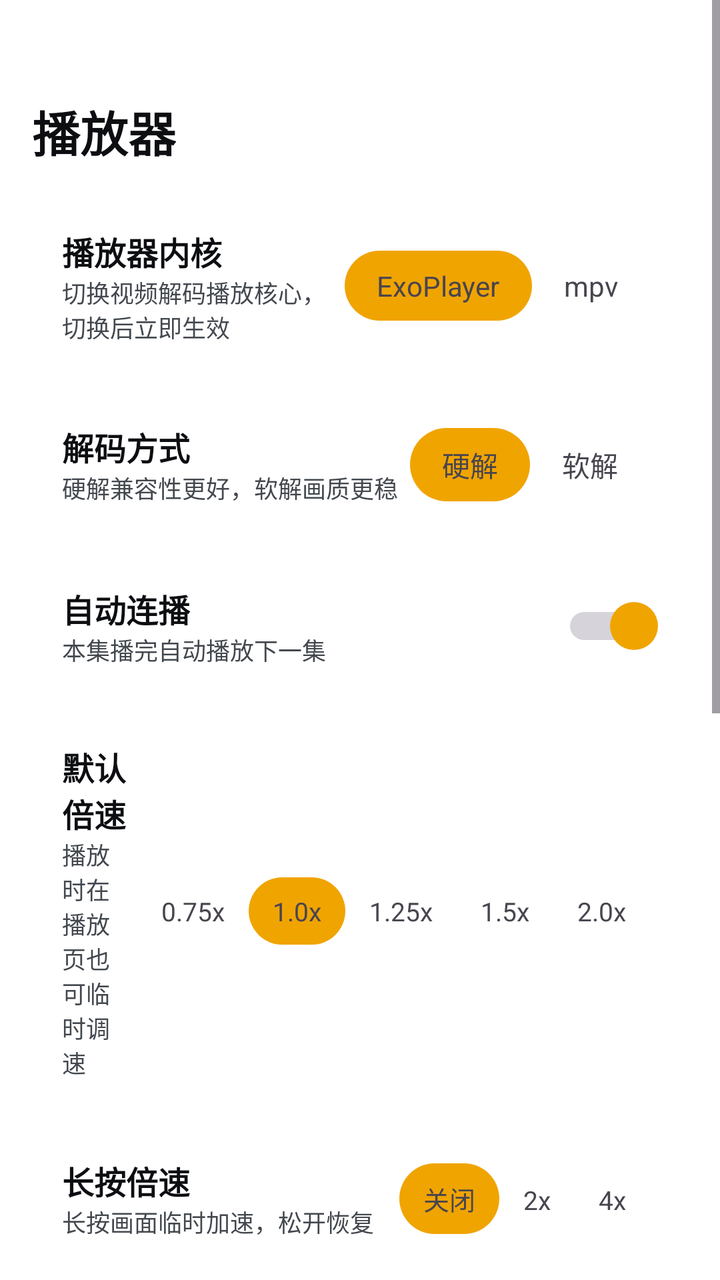
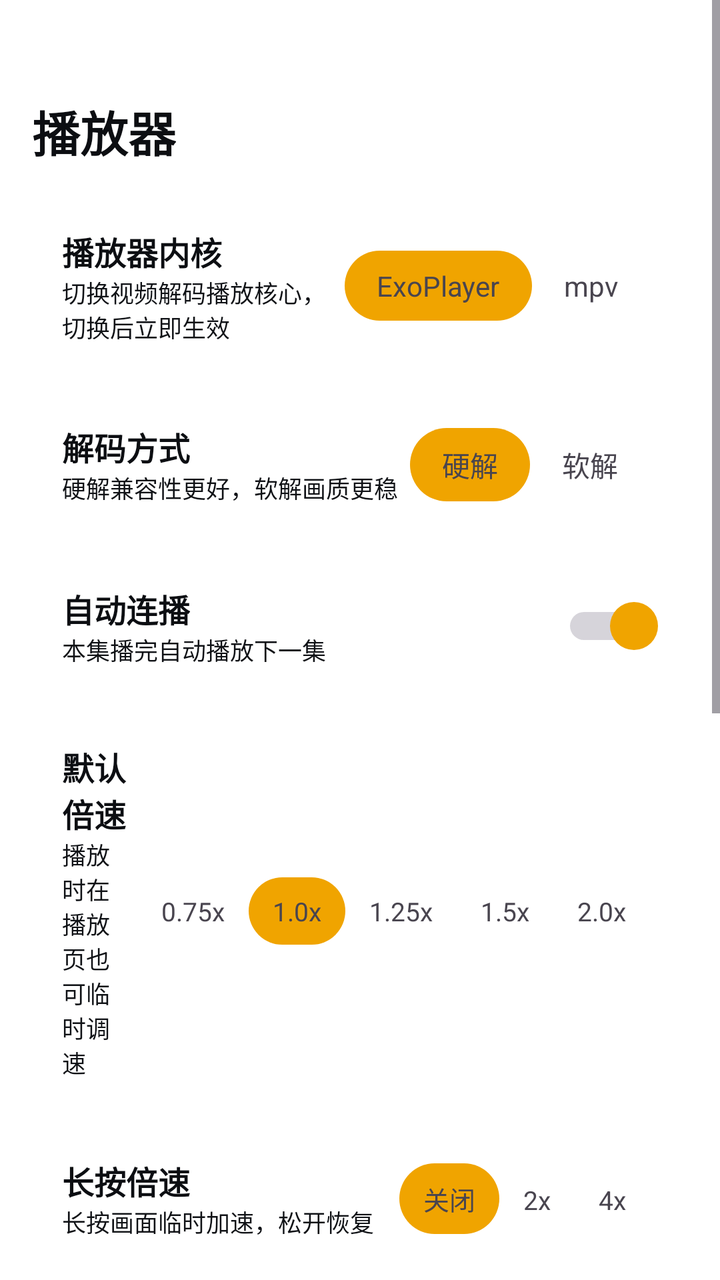

Two renders of the same Android screen: before a commit and after it. Below are the layout's source before the change and the commit's diff.
<!-- AndroidManifest.xml: another module's application theme Theme.App -->
<!-- res/layout/activity_player_settings.xml -->
<?xml version="1.0" encoding="utf-8"?>
<ScrollView xmlns:android="http://schemas.android.com/apk/res/android"
    android:layout_width="match_parent"
    android:layout_height="match_parent"
    android:fillViewport="true">
    <LinearLayout
        android:layout_width="match_parent"
        android:layout_height="wrap_content"
        android:orientation="vertical"
        android:paddingLeft="16dp"
        android:paddingRight="16dp"
        android:paddingTop="48dp"
        android:paddingBottom="16dp">
        <TextView
            android:layout_width="wrap_content"
            android:layout_height="wrap_content"
            android:text="播放器"
            android:textColor="#0C0E12"
            android:textSize="24sp"
            android:textStyle="bold"
            android:layout_marginBottom="16dp" />
        <LinearLayout
            android:layout_width="match_parent"
            android:layout_height="wrap_content"
            android:layout_marginBottom="8dp"
            android:background="@drawable/xc_setcard_v2"
            android:orientation="horizontal"
            android:padding="15dp"
            android:gravity="center_vertical">
            <LinearLayout
                android:layout_width="0dp"
                android:layout_height="wrap_content"
                android:layout_weight="1"
                android:orientation="vertical">
                <TextView
                    android:layout_width="wrap_content"
                    android:layout_height="wrap_content"
                    android:text="播放器内核"
                    android:textColor="#0C0E12"
                    android:textSize="16sp"
                    android:textStyle="bold" />
                <TextView
                    android:layout_width="wrap_content"
                    android:layout_height="wrap_content"
                    android:text="切换视频解码播放核心，切换后立即生效"
                    android:textColor="#43484F"
                    android:textSize="12sp" />
            </LinearLayout>
            <LinearLayout
                android:layout_width="wrap_content"
                android:layout_height="wrap_content"
                android:orientation="horizontal"
                android:background="@drawable/xc_seg_container" android:padding="4dp">
                <TextView android:id="@+id/kernel_exo" android:layout_width="wrap_content" android:layout_height="wrap_content" android:paddingLeft="16dp" android:paddingRight="16dp" android:paddingTop="8dp" android:paddingBottom="8dp" android:text="ExoPlayer" android:textSize="14sp" android:background="@drawable/xc_seg_selected" />
                <TextView android:id="@+id/kernel_mpv" android:layout_width="wrap_content" android:layout_height="wrap_content" android:paddingLeft="16dp" android:paddingRight="16dp" android:paddingTop="8dp" android:paddingBottom="8dp" android:text="mpv" android:textSize="14sp" />
            </LinearLayout>
        </LinearLayout>
        <LinearLayout
            android:layout_width="match_parent"
            android:layout_height="wrap_content"
            android:layout_marginBottom="8dp"
            android:background="@drawable/xc_setcard_v2"
            android:orientation="horizontal"
            android:padding="15dp"
            android:gravity="center_vertical">
            <LinearLayout
                android:layout_width="0dp"
                android:layout_height="wrap_content"
                android:layout_weight="1"
                android:orientation="vertical">
                <TextView
                    android:layout_width="wrap_content"
                    android:layout_height="wrap_content"
                    android:text="解码方式"
                    android:textColor="#0C0E12"
                    android:textSize="16sp"
                    android:textStyle="bold" />
                <TextView
                    android:layout_width="wrap_content"
                    android:layout_height="wrap_content"
                    android:text="硬解兼容性更好，软解画质更稳"
                    android:textColor="#43484F"
                    android:textSize="12sp" />
            </LinearLayout>
            <LinearLayout
                android:layout_width="wrap_content"
                android:layout_height="wrap_content"
                android:orientation="horizontal"
                android:background="@drawable/xc_seg_container" android:padding="4dp">
                <TextView android:id="@+id/decode_hard" android:layout_width="wrap_content" android:layout_height="wrap_content" android:paddingLeft="16dp" android:paddingRight="16dp" android:paddingTop="8dp" android:paddingBottom="8dp" android:text="硬解" android:textSize="14sp" android:background="@drawable/xc_seg_selected" />
                <TextView android:id="@+id/decode_soft" android:layout_width="wrap_content" android:layout_height="wrap_content" android:paddingLeft="16dp" android:paddingRight="16dp" android:paddingTop="8dp" android:paddingBottom="8dp" android:text="软解" android:textSize="14sp" />
            </LinearLayout>
        </LinearLayout>
        <LinearLayout
            android:id="@+id/card_autonext"
            android:layout_width="match_parent"
            android:layout_height="wrap_content"
            android:layout_marginBottom="8dp"
            android:background="@drawable/xc_setcard_v2"
            android:orientation="horizontal"
            android:padding="15dp"
            android:gravity="center_vertical"
            android:clickable="true"
            android:focusable="true">
            <LinearLayout
                android:layout_width="0dp"
                android:layout_height="wrap_content"
                android:layout_weight="1"
                android:orientation="vertical">
                <TextView
                    android:layout_width="wrap_content"
                    android:layout_height="wrap_content"
                    android:text="自动连播"
                    android:textColor="#0C0E12"
                    android:textSize="16sp"
                    android:textStyle="bold" />
                <TextView
                    android:layout_width="wrap_content"
                    android:layout_height="wrap_content"
                    android:text="本集播完自动播放下一集"
                    android:textColor="#43484F"
                    android:textSize="12sp" />
            </LinearLayout>
            <Switch android:id="@+id/switch_autonext" android:layout_width="wrap_content" android:layout_height="wrap_content" android:checked="true"  android:thumb="@drawable/xc_switch_thumb"/>
        </LinearLayout>
        <LinearLayout
            android:layout_width="match_parent"
            android:layout_height="wrap_content"
            android:layout_marginBottom="8dp"
            android:background="@drawable/xc_setcard_v2"
            android:orientation="horizontal"
            android:padding="15dp"
            android:gravity="center_vertical">
            <LinearLayout
                android:layout_width="0dp"
                android:layout_height="wrap_content"
                android:layout_weight="1"
                android:orientation="vertical">
                <TextView
                    android:layout_width="wrap_content"
                    android:layout_height="wrap_content"
                    android:text="默认倍速"
                    android:textColor="#0C0E12"
                    android:textSize="16sp"
                    android:textStyle="bold" />
                <TextView
                    android:layout_width="wrap_content"
                    android:layout_height="wrap_content"
                    android:text="播放时在播放页也可临时调速"
                    android:textColor="#43484F"
                    android:textSize="12sp" />
            </LinearLayout>
            <LinearLayout
                android:layout_width="wrap_content"
                android:layout_height="wrap_content"
                android:orientation="horizontal"
                android:background="@drawable/xc_seg_container" android:padding="4dp">
                <TextView android:id="@+id/speed_075" android:layout_width="wrap_content" android:layout_height="wrap_content" android:paddingLeft="12dp" android:paddingRight="12dp" android:paddingTop="8dp" android:paddingBottom="8dp" android:text="0.75x" android:textSize="13sp" />
                <TextView android:id="@+id/speed_100" android:layout_width="wrap_content" android:layout_height="wrap_content" android:paddingLeft="12dp" android:paddingRight="12dp" android:paddingTop="8dp" android:paddingBottom="8dp" android:text="1.0x" android:textSize="13sp" android:background="@drawable/xc_seg_selected" />
                <TextView android:id="@+id/speed_125" android:layout_width="wrap_content" android:layout_height="wrap_content" android:paddingLeft="12dp" android:paddingRight="12dp" android:paddingTop="8dp" android:paddingBottom="8dp" android:text="1.25x" android:textSize="13sp" />
                <TextView android:id="@+id/speed_150" android:layout_width="wrap_content" android:layout_height="wrap_content" android:paddingLeft="12dp" android:paddingRight="12dp" android:paddingTop="8dp" android:paddingBottom="8dp" android:text="1.5x" android:textSize="13sp" />
                <TextView android:id="@+id/speed_200" android:layout_width="wrap_content" android:layout_height="wrap_content" android:paddingLeft="12dp" android:paddingRight="12dp" android:paddingTop="8dp" android:paddingBottom="8dp" android:text="2.0x" android:textSize="13sp" />
            </LinearLayout>
        </LinearLayout>
        <LinearLayout
            android:layout_width="match_parent"
            android:layout_height="wrap_content"
            android:layout_marginBottom="8dp"
            android:background="@drawable/xc_setcard_v2"
            android:orientation="horizontal"
            android:padding="15dp"
            android:gravity="center_vertical">
            <LinearLayout
                android:layout_width="0dp"
                android:layout_height="wrap_content"
                android:layout_weight="1"
                android:orientation="vertical">
                <TextView
                    android:layout_width="wrap_content"
                    android:layout_height="wrap_content"
                    android:text="长按倍速"
                    android:textColor="#0C0E12"
                    android:textSize="16sp"
                    android:textStyle="bold" />
                <TextView
                    android:layout_width="wrap_content"
                    android:layout_height="wrap_content"
                    android:text="长按画面临时加速，松开恢复"
                    android:textColor="#43484F"
                    android:textSize="12sp" />
            </LinearLayout>
            <LinearLayout
                android:layout_width="wrap_content"
                android:layout_height="wrap_content"
                android:orientation="horizontal"
                android:background="@drawable/xc_seg_container" android:padding="4dp">
                <TextView android:id="@+id/lp_off" android:layout_width="wrap_content" android:layout_height="wrap_content" android:paddingLeft="12dp" android:paddingRight="12dp" android:paddingTop="8dp" android:paddingBottom="8dp" android:text="关闭" android:textSize="13sp" android:background="@drawable/xc_seg_selected" />
                <TextView android:id="@+id/lp_2x" android:layout_width="wrap_content" android:layout_height="wrap_content" android:paddingLeft="12dp" android:paddingRight="12dp" android:paddingTop="8dp" android:paddingBottom="8dp" android:text="2x" android:textSize="13sp" />
                <TextView android:id="@+id/lp_4x" android:layout_width="wrap_content" android:layout_height="wrap_content" android:paddingLeft="12dp" android:paddingRight="12dp" android:paddingTop="8dp" android:paddingBottom="8dp" android:text="4x" android:textSize="13sp" />
            </LinearLayout>
        </LinearLayout>
        <LinearLayout
            android:layout_width="match_parent"
            android:layout_height="wrap_content"
            android:layout_marginBottom="8dp"
            android:background="@drawable/xc_setcard_v2"
            android:orientation="horizontal"
            android:padding="15dp"
            android:gravity="center_vertical">
            <LinearLayout
                android:layout_width="0dp"
                android:layout_height="wrap_content"
                android:layout_weight="1"
                android:orientation="vertical">
                <TextView
                    android:layout_width="wrap_content"
                    android:layout_height="wrap_content"
                    android:text="后台与画中画"
                    android:textColor="#0C0E12"
                    android:textSize="16sp"
                    android:textStyle="bold" />
                <TextView
                    android:layout_width="wrap_content"
                    android:layout_height="wrap_content"
                    android:text="切后台时保持播放或小窗"
                    android:textColor="#43484F"
                    android:textSize="12sp" />
            </LinearLayout>
            <LinearLayout
                android:layout_width="wrap_content"
                android:layout_height="wrap_content"
                android:orientation="horizontal"
                android:background="@drawable/xc_seg_container" android:padding="4dp">
                <TextView android:id="@+id/bp_off" android:layout_width="wrap_content" android:layout_height="wrap_content" android:paddingLeft="12dp" android:paddingRight="12dp" android:paddingTop="8dp" android:paddingBottom="8dp" android:text="关闭" android:textSize="13sp" android:background="@drawable/xc_seg_selected" />
                <TextView android:id="@+id/bp_bg" android:layout_width="wrap_content" android:layout_height="wrap_content" android:paddingLeft="12dp" android:paddingRight="12dp" android:paddingTop="8dp" android:paddingBottom="8dp" android:text="后台播放" android:textSize="13sp" />
                <TextView android:id="@+id/bp_pip" android:layout_width="wrap_content" android:layout_height="wrap_content" android:paddingLeft="12dp" android:paddingRight="12dp" android:paddingTop="8dp" android:paddingBottom="8dp" android:text="画中画" android:textSize="13sp" />
            </LinearLayout>
        </LinearLayout>
        <LinearLayout
            android:id="@+id/card_danmu"
            android:layout_width="match_parent"
            android:layout_height="wrap_content"
            android:layout_marginBottom="8dp"
            android:background="@drawable/xc_setcard_v2"
            android:foreground="?attr/selectableItemBackground"
            android:orientation="horizontal"
            android:padding="15dp"
            android:gravity="center_vertical"
            android:clickable="true"
            android:focusable="true">
            <LinearLayout
                android:layout_width="0dp"
                android:layout_height="wrap_content"
                android:layout_weight="1"
                android:orientation="vertical">
                <TextView
                    android:layout_width="wrap_content"
                    android:layout_height="wrap_content"
                    android:text="弹幕设置"
                    android:textColor="#0C0E12"
                    android:textSize="16sp"
                    android:textStyle="bold" />
                <TextView
                    android:layout_width="wrap_content"
                    android:layout_height="wrap_content"
                    android:id="@+id/tv_danmu_status"
                    android:text="已开启"
                    android:textColor="#43484F"
                    android:textSize="12sp" />
            </LinearLayout>
            <ImageView android:layout_width="18dp" android:layout_height="18dp" android:src="@drawable/ic_chev_v2" />
        </LinearLayout>
        <LinearLayout
            android:id="@+id/card_subtitle"
            android:layout_width="match_parent"
            android:layout_height="wrap_content"
            android:layout_marginBottom="8dp"
            android:background="@drawable/xc_setcard_v2"
            android:foreground="?attr/selectableItemBackground"
            android:orientation="horizontal"
            android:padding="15dp"
            android:gravity="center_vertical"
            android:clickable="true"
            android:focusable="true">
            <LinearLayout
                android:layout_width="0dp"
                android:layout_height="wrap_content"
                android:layout_weight="1"
                android:orientation="vertical">
                <TextView
                    android:layout_width="wrap_content"
                    android:layout_height="wrap_content"
                    android:text="字幕设置"
                    android:textColor="#0C0E12"
                    android:textSize="16sp"
                    android:textStyle="bold" />
                <TextView
                    android:layout_width="wrap_content"
                    android:layout_height="wrap_content"
                    android:id="@+id/tv_subtitle_status"
                    android:text="已开启"
                    android:textColor="#43484F"
                    android:textSize="12sp" />
            </LinearLayout>
            <ImageView android:layout_width="18dp" android:layout_height="18dp" android:src="@drawable/ic_chev_v2" />
        </LinearLayout>
        <LinearLayout
            android:layout_width="match_parent"
            android:layout_height="wrap_content"
            android:layout_marginBottom="8dp"
            android:background="@drawable/xc_setcard_v2"
            android:orientation="vertical"
            android:padding="15dp">
            <TextView
                android:layout_width="wrap_content"
                android:layout_height="wrap_content"
                android:text="片头片尾"
                android:textColor="#0C0E12"
                android:textSize="16sp"
                android:textStyle="bold"
                android:layout_marginBottom="4dp" />
            <LinearLayout
                android:layout_width="match_parent"
                android:layout_height="wrap_content"
                android:orientation="horizontal"
                android:gravity="center_vertical"
                android:paddingTop="8dp"
                android:paddingBottom="8dp">
                <LinearLayout
                    android:layout_width="0dp"
                    android:layout_height="wrap_content"
                    android:layout_weight="1"
                    android:orientation="vertical">
                    <TextView
                        android:layout_width="wrap_content"
                        android:layout_height="wrap_content"
                        android:text="自动跳过"
                        android:textColor="#0C0E12"
                        android:textSize="15sp"
                        android:textStyle="bold" />
                    <TextView
                        android:layout_width="wrap_content"
                        android:layout_height="wrap_content"
                        android:text="自动跳过已标记的片头与片尾片段"
                        android:textColor="#43484F"
                        android:textSize="12sp" />
                </LinearLayout>
                <Switch android:id="@+id/switch_skip" android:layout_width="wrap_content" android:layout_height="wrap_content" android:checked="false" android:thumb="@drawable/xc_switch_thumb"/>
            </LinearLayout>
            <View
                android:layout_width="match_parent"
                android:layout_height="1dp"
                android:background="#10000000" />
            <LinearLayout
                android:layout_width="match_parent"
                android:layout_height="wrap_content"
                android:orientation="horizontal"
                android:gravity="center_vertical"
                android:paddingTop="8dp"
                android:paddingBottom="8dp">
                <LinearLayout
                    android:layout_width="0dp"
                    android:layout_height="wrap_content"
                    android:layout_weight="1"
                    android:orientation="vertical">
                    <TextView
                        android:layout_width="wrap_content"
                        android:layout_height="wrap_content"
                        android:text="显示片头按钮"
                        android:textColor="#0C0E12"
                        android:textSize="15sp"
                        android:textStyle="bold" />
                    <TextView
                        android:layout_width="wrap_content"
                        android:layout_height="wrap_content"
                        android:text="在播放器底部显示跳过片头按钮"
                        android:textColor="#43484F"
                        android:textSize="12sp" />
                </LinearLayout>
                <Switch android:id="@+id/switch_skip_opening" android:layout_width="wrap_content" android:layout_height="wrap_content" android:checked="true" android:thumb="@drawable/xc_switch_thumb"/>
            </LinearLayout>
            <View
                android:layout_width="match_parent"
                android:layout_height="1dp"
                android:background="#10000000" />
            <LinearLayout
                android:layout_width="match_parent"
                android:layout_height="wrap_content"
                android:orientation="horizontal"
                android:gravity="center_vertical"
                android:paddingTop="8dp"
                android:paddingBottom="8dp">
                <LinearLayout
                    android:layout_width="0dp"
                    android:layout_height="wrap_content"
                    android:layout_weight="1"
                    android:orientation="vertical">
                    <TextView
                        android:layout_width="wrap_content"
                        android:layout_height="wrap_content"
                        android:text="显示片尾按钮"
                        android:textColor="#0C0E12"
                        android:textSize="15sp"
                        android:textStyle="bold" />
                    <TextView
                        android:layout_width="wrap_content"
                        android:layout_height="wrap_content"
                        android:text="在播放器底部显示跳过片尾按钮"
                        android:textColor="#43484F"
                        android:textSize="12sp" />
                </LinearLayout>
                <Switch android:id="@+id/switch_skip_ending" android:layout_width="wrap_content" android:layout_height="wrap_content" android:checked="true" android:thumb="@drawable/xc_switch_thumb"/>
            </LinearLayout>
        </LinearLayout>
    </LinearLayout>
</ScrollView>
<!-- resources referenced by this layout -->
<resources>
  <!-- drawable ic_chev_v2 (drawable) -->
  <?xml version="1.0" encoding="utf-8"?>
  <vector xmlns:android="http://schemas.android.com/apk/res/android"
      android:width="18dp"
      android:height="18dp"
      android:viewportWidth="24"
      android:viewportHeight="24">
      <path
          android:fillColor="#2E3A4E"
          android:pathData="M9,6l6,6l-6,6" />
  </vector>
  <!-- drawable xc_seg_container (drawable) -->
  <?xml version="1.0" encoding="utf-8"?>
  <shape xmlns:android="http://schemas.android.com/apk/res/android" android:shape="rectangle">
      <corners android:radius="20dp" />
      <solid android:color="#FFFFFF" />
  </shape>
  <!-- drawable xc_seg_selected (drawable) -->
  <?xml version="1.0" encoding="utf-8"?>
  <shape xmlns:android="http://schemas.android.com/apk/res/android" android:shape="rectangle">
      <corners android:radius="20dp" />
      <solid android:color="#f0a400" />
  </shape>
  <!-- drawable xc_setcard_v2 (drawable) -->
  <?xml version="1.0" encoding="utf-8"?>
  <shape xmlns:android="http://schemas.android.com/apk/res/android" android:shape="rectangle">
      <corners android:radius="10dp" />
      <solid android:color="#57FFFFFF" />
      <stroke android:width="1dp" android:color="#61FFFFFF" />
  </shape>
  <!-- drawable xc_switch_thumb (drawable) -->
  <?xml version="1.0" encoding="utf-8"?>
  <selector xmlns:android="http://schemas.android.com/apk/res/android">
      <item android:state_checked="true">
          <shape android:shape="oval">
              <solid android:color="#f0a400" />
              <size android:width="24dp" android:height="24dp" />
          </shape>
      </item>
      <item>
          <shape android:shape="oval">
              <solid android:color="#FFFFFF" />
              <size android:width="24dp" android:height="24dp" />
          </shape>
      </item>
  </selector>
  <style name="Theme.App" parent="Theme.XingChen">
          <item name="android:windowDisablePreview">true</item>
          <item name="android:windowSplashScreenBackground">#000000</item>
          <item name="android:windowBackground">#000000</item>
      </style>
  <style name="Theme.XingChen" parent="Theme.Material3.DayNight.NoActionBar">
          <item name="android:windowBackground">@android:color/transparent</item>
                <item name="android:colorBackground">@android:color/transparent</item>
          <item name="colorPrimary">#f0a400</item>
          <item name="colorPrimaryVariant">#c07f00</item>
          <item name="colorOnPrimary">@android:color/white</item>
      </style>
</resources>

<!-- the commit's change to res/layout/activity_player_settings.xml (unified diff, before → after) -->
@@ -43,7 +43,7 @@
                     android:layout_width="wrap_content"
                     android:layout_height="wrap_content"
                     android:text="切换视频解码播放核心，切换后立即生效"
-                    android:textColor="#43484F"
+                    android:textColor="#101216"
                     android:textSize="12sp" />
             </LinearLayout>
             <LinearLayout
@@ -79,7 +79,7 @@
                     android:layout_width="wrap_content"
                     android:layout_height="wrap_content"
                     android:text="硬解兼容性更好，软解画质更稳"
-                    android:textColor="#43484F"
+                    android:textColor="#101216"
                     android:textSize="12sp" />
             </LinearLayout>
             <LinearLayout
@@ -118,7 +118,7 @@
                     android:layout_width="wrap_content"
                     android:layout_height="wrap_content"
                     android:text="本集播完自动播放下一集"
-                    android:textColor="#43484F"
+                    android:textColor="#101216"
                     android:textSize="12sp" />
             </LinearLayout>
             <Switch android:id="@+id/switch_autonext" android:layout_width="wrap_content" android:layout_height="wrap_content" android:checked="true"  android:thumb="@drawable/xc_switch_thumb"/>
@@ -147,7 +147,7 @@
                     android:layout_width="wrap_content"
                     android:layout_height="wrap_content"
                     android:text="播放时在播放页也可临时调速"
-                    android:textColor="#43484F"
+                    android:textColor="#101216"
                     android:textSize="12sp" />
             </LinearLayout>
             <LinearLayout
@@ -186,7 +186,7 @@
                     android:layout_width="wrap_content"
                     android:layout_height="wrap_content"
                     android:text="长按画面临时加速，松开恢复"
-                    android:textColor="#43484F"
+                    android:textColor="#101216"
                     android:textSize="12sp" />
             </LinearLayout>
             <LinearLayout
@@ -223,7 +223,7 @@
                     android:layout_width="wrap_content"
                     android:layout_height="wrap_content"
                     android:text="切后台时保持播放或小窗"
-                    android:textColor="#43484F"
+                    android:textColor="#101216"
                     android:textSize="12sp" />
             </LinearLayout>
             <LinearLayout
@@ -265,7 +265,7 @@
                     android:layout_height="wrap_content"
                     android:id="@+id/tv_danmu_status"
                     android:text="已开启"
-                    android:textColor="#43484F"
+                    android:textColor="#101216"
                     android:textSize="12sp" />
             </LinearLayout>
             <ImageView android:layout_width="18dp" android:layout_height="18dp" android:src="@drawable/ic_chev_v2" />
@@ -299,7 +299,7 @@
                     android:layout_height="wrap_content"
                     android:id="@+id/tv_subtitle_status"
                     android:text="已开启"
-                    android:textColor="#43484F"
+                    android:textColor="#101216"
                     android:textSize="12sp" />
             </LinearLayout>
             <ImageView android:layout_width="18dp" android:layout_height="18dp" android:src="@drawable/ic_chev_v2" />
@@ -342,7 +342,7 @@
                         android:layout_width="wrap_content"
                         android:layout_height="wrap_content"
                         android:text="自动跳过已标记的片头与片尾片段"
-                        android:textColor="#43484F"
+                        android:textColor="#101216"
                         android:textSize="12sp" />
                 </LinearLayout>
                 <Switch android:id="@+id/switch_skip" android:layout_width="wrap_content" android:layout_height="wrap_content" android:checked="false" android:thumb="@drawable/xc_switch_thumb"/>
@@ -374,7 +374,7 @@
                         android:layout_width="wrap_content"
                         android:layout_height="wrap_content"
                         android:text="在播放器底部显示跳过片头按钮"
-                        android:textColor="#43484F"
+                        android:textColor="#101216"
                         android:textSize="12sp" />
                 </LinearLayout>
                 <Switch android:id="@+id/switch_skip_opening" android:layout_width="wrap_content" android:layout_height="wrap_content" android:checked="true" android:thumb="@drawable/xc_switch_thumb"/>
@@ -406,7 +406,7 @@
                         android:layout_width="wrap_content"
                         android:layout_height="wrap_content"
                         android:text="在播放器底部显示跳过片尾按钮"
-                        android:textColor="#43484F"
+                        android:textColor="#101216"
                         android:textSize="12sp" />
                 </LinearLayout>
                 <Switch android:id="@+id/switch_skip_ending" android:layout_width="wrap_content" android:layout_height="wrap_content" android:checked="true" android:thumb="@drawable/xc_switch_thumb"/>
